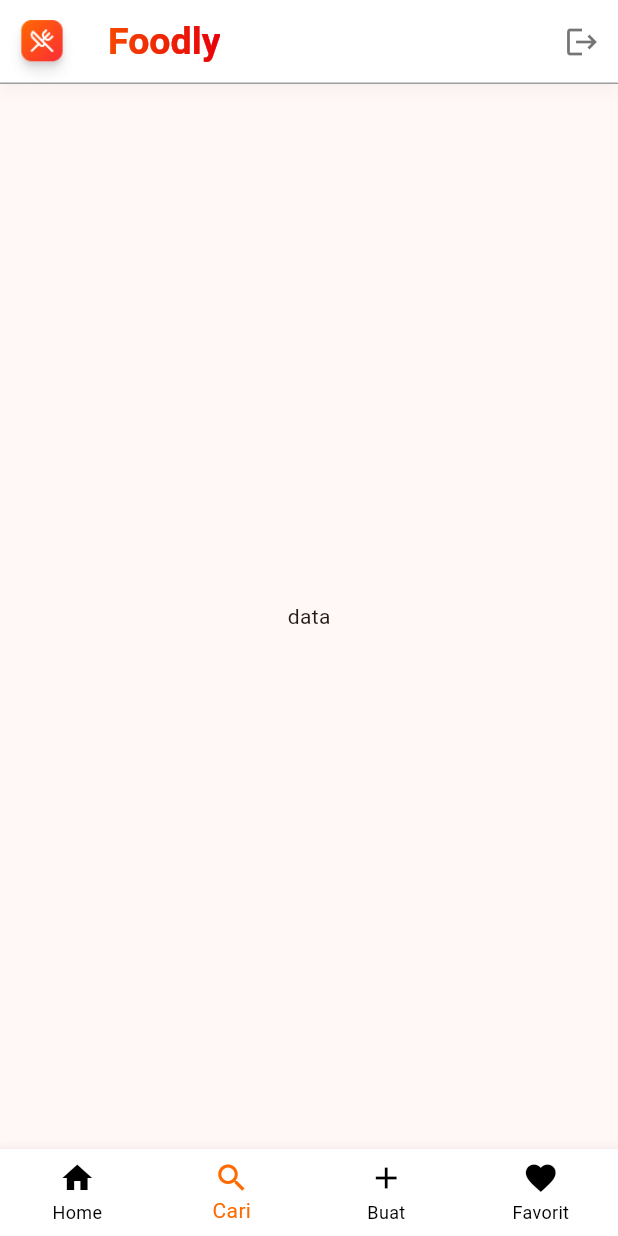
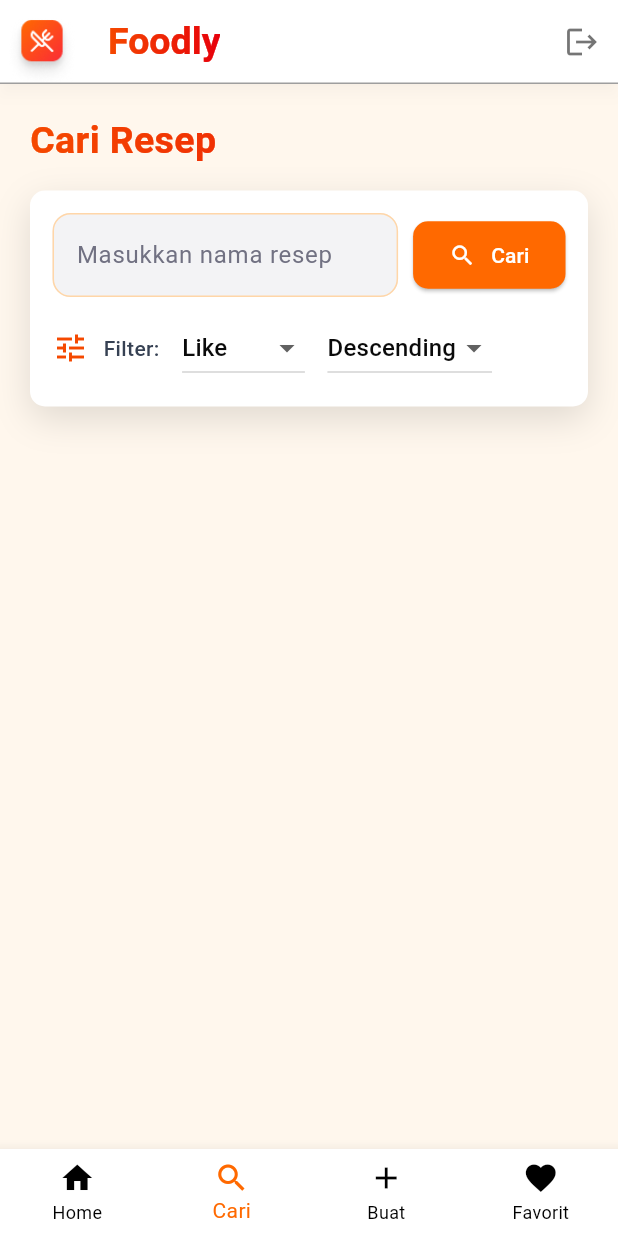
Before and after one commit to raviaja/FoodLyMobile, a Flutter app: the MainPage screen opened directly, item 2 of the bottom bar chosen, on a phone screen of 412 x 824 dp. Run offline on Flutter 3.47's test engine with Material 3 defaults, Android fonts, the phone set to English and light mode, and no system bars; our stand-ins replace dio, shared_preferences; accounts and stored records are empty; network calls fail.

Commit message:
- selesai menambahkan fitur search

```diff
--- a/lib/features/homescreen/services/recipe_service.dart
+++ b/lib/features/homescreen/services/recipe_service.dart
@@ -5,23 +5,37 @@ import 'package:http/http.dart' as http;
 import '../model/recipe_model.dart';
 
 class RecipeService {
-  Future <List<Recipe>> getTop5() async {
+  Future<List<Recipe>> getTop5() async {
+    final response = await http.get(
+      Uri.parse('http://10.0.2.2:8000/api/recipes/top/best'),
+    );
+
+    if (response.statusCode == 200) {
+      final List data = jsonDecode(response.body);
+
+      return data.map((json) => Recipe.fromJson(json)).toList();
+    }
+
+    throw Exception('Failed to load recipes');
+  }
+
+  Future<List<Recipe>> searchRecipe(
+    String name,
+    String kategori,
+    String urutan,
+  ) async {
     final response = await http.get(
       Uri.parse(
-        'http://10.0.2.2:8000/api/recipes/top/best',
+        'http://10.0.2.2:8000/api/recipes?search=$name&kategori=$kategori&sort=$urutan',
       ),
     );
 
     if (response.statusCode == 200) {
+      final Map<String, dynamic> result = jsonDecode(response.body);
 
-      final List data =
-          jsonDecode(response.body);
+      final List data = result['data'];
 
-      return data
-          .map(
-            (json) => Recipe.fromJson(json),
-          )
-          .toList();
+      return data.map((json) => Recipe.fromJson(json)).toList();
     }
 
     throw Exception('Failed to load recipes');
--- /dev/null
+++ b/lib/features/searchscreen/pages/searchpage.dart
@@ -0,0 +1,236 @@
+import 'package:flutter/material.dart';
+import 'package:foodly_mobile_frontend/features/homescreen/services/recipe_service.dart';
+import 'package:foodly_mobile_frontend/features/homescreen/model/recipe_model.dart';
+import 'package:foodly_mobile_frontend/features/homescreen/widgets/recipe_card.dart';
+
+class SearchPage extends StatefulWidget {
+  const SearchPage({super.key});
+
+  @override
+  State<SearchPage> createState() => _SearchPageState();
+}
+
+class _SearchPageState extends State<SearchPage> {
+  final RecipeService recipeService = RecipeService();
+
+  List<Recipe> searchResult = [];
+
+  final TextEditingController inputController =
+      TextEditingController();
+
+  Future<void> searchForRecipe(String nama, String kategori, String urutan) async {
+    final result = await recipeService.searchRecipe(nama, kategori, urutan);
+
+    setState(() {
+      searchResult = result;
+    });
+  }
+
+  String kategori = "Like";
+
+  String urutan = "Descending";
+
+  @override
+  Widget build(BuildContext context) {
+    return SafeArea(
+      child: Container(
+        padding: EdgeInsets.only(top: 20, left: 20, right: 20),
+        width: double.infinity,
+        decoration: BoxDecoration(color: Color(0xFFFFF7ED)),
+
+        child: Column(
+          crossAxisAlignment: CrossAxisAlignment.start,
+          children: [
+            Row(
+              spacing: 10,
+              children: [
+                Expanded(
+                  child: ShaderMask(
+                    shaderCallback: (bounds) =>
+                        const LinearGradient(
+                          colors: [Color(0xFFF54900), Color(0xFFE7000B)],
+                        ).createShader(
+                          Rect.fromLTWH(0, 0, bounds.width, bounds.height),
+                        ),
+
+                    child: const Text(
+                      'Cari Resep',
+                      style: TextStyle(
+                        fontSize: 25,
+                        fontWeight: FontWeight.bold,
+                        color: Colors.white,
+                      ),
+                    ),
+                  ),
+                ),
+              ],
+            ),
+
+            SizedBox(height: 15),
+
+            Container(
+              padding: EdgeInsets.all(15),
+              decoration: BoxDecoration(
+                color: Colors.white,
+                borderRadius: BorderRadius.circular(10),
+                boxShadow: [
+                  BoxShadow(
+                    color: Colors.black12,
+                    blurRadius: 20,
+                    offset: Offset(0, 8),
+                  ),
+                ],
+              ),
+              child: Column(
+                children: [
+                  Row(
+                    children: [
+                      Expanded(
+                        child: TextField(
+                          controller: inputController,
+                          decoration: InputDecoration(
+                            labelText: "Masukkan nama resep",
+                            // warna background input
+                            filled: true,
+                            fillColor: Color(0xFFF3F3F5),
+
+                            // warna label text
+                            labelStyle: TextStyle(color: Color(0xFF717182)),
+
+                            // border normal
+                            enabledBorder: OutlineInputBorder(
+                              borderSide: BorderSide(
+                                color: Color(0xFFFFD6A8),
+                                width: 1,
+                              ),
+                              borderRadius: BorderRadius.circular(12),
+                            ),
+
+                            // border saat diklik/focus
+                            focusedBorder: OutlineInputBorder(
+                              borderSide: BorderSide(
+                                color: Color(0xFFFFD6A8),
+                                width: 1,
+                              ),
+                              borderRadius: BorderRadius.circular(12),
+                            ),
+                          ),
+                        ),
+                      ),
+
+                      SizedBox(width: 10),
+
+                      ElevatedButton(
+                        style: ElevatedButton.styleFrom(
+                          minimumSize: Size(0, 45),
+                          backgroundColor: Color(0xFFFF6900),
+                          shape: RoundedRectangleBorder(
+                            borderRadius: BorderRadius.circular(10),
+                          ),
+                        ),
+                        onPressed: () {
+                          String input = inputController.text;
+                          searchForRecipe(input, kategori, urutan);
+                        },
+                        child: Row(
+                          //mainAxisAlignment: MainAxisAlignment.spaceBetween,
+                          children: [
+                            Icon(Icons.search, color: Colors.white),
+                            SizedBox(width: 10),
+                            Text("Cari", style: TextStyle(color: Colors.white), ),
+                          ],
+                        ),
+                      ),
+                    ],
+                  ),
+
+                  SizedBox(height: 10),
+
+                  Row(
+                    children: [
+                      Icon(Icons.tune, color: Color(0xFFF54900)),
+                      SizedBox(width: 10),
+                      Text(
+                        "Filter:",
+                        style: TextStyle(
+                          color: Color(0xFF364153),
+                          fontWeight: FontWeight.w500,
+                        ),
+                      ),
+
+                      SizedBox(width: 15),
+
+                      DropdownButton<String>(
+                        value: kategori,
+                        items: ["Like", "Tanggal", "Kalori"]
+                            .map(
+                              (item) => DropdownMenuItem(
+                                value: item,
+                                child: Text(
+                                  item,
+                                  style: TextStyle(color: Color(0xFF0A0A0A)),
+                                ),
+                              ),
+                            )
+                            .toList(),
+                        onChanged: (value) {
+                          setState(() {
+                            kategori = value!;
+                          });
+                        },
+                      ),
+
+                      SizedBox(width: 15),
+
+                      DropdownButton<String>(
+                        value: urutan,
+                        items: ["Descending", "Ascending"]
+                            .map(
+                              (item) => DropdownMenuItem(
+                                value: item,
+                                child: Text(
+                                  item,
+                                  style: TextStyle(color: Color(0xFF0A0A0A)),
+                                ),
+                              ),
+                            )
+                            .toList(),
+                        onChanged: (value) {
+                          setState(() {
+                            urutan = value!;
+                          });
+                        },
+                      ),
+                    ],
+                  ),
+                ],
+              ),
+            ),
+
+            SizedBox(height: 15),
+
+            Expanded(
+              child: ListView.separated(
+                itemCount: searchResult.length,
+                itemBuilder: (context, index) {
+                  final Recipe recipe = searchResult[index];
+
+                  return RecipeCard(
+                    name: recipe.title,
+                    user: recipe.user.name,
+                    like: recipe.likesCount,
+                    createdAt: recipe.createdAt,
+                    calories: recipe.calories,
+                  );
+                },
+                separatorBuilder: (context, index) {
+                  return const SizedBox(height: 15);
+                },
+              ),
+            ),
+          ],
+        ),
+      ),
+    );
+  }
+}
--- a/lib/features/searchscreen/presentation/searchpage.dart
+++ /dev/null
@@ -1,10 +0,0 @@
-import 'package:flutter/material.dart';
-
-class SearchPage extends StatelessWidget {
-  const SearchPage({super.key});
-
-  @override
-  Widget build(BuildContext context) {
-    return Center(child: Text("data"),);
-  }
-}
--- a/lib/main.dart
+++ b/lib/main.dart
@@ -2,7 +2,7 @@ import 'package:flutter/material.dart';
 import 'package:shared_preferences/shared_preferences.dart'; // 1. Import SharedPreferences
 
 import 'package:foodly_mobile_frontend/features/homescreen/pages/homepage.dart';
-import 'package:foodly_mobile_frontend/features/searchscreen/presentation/searchpage.dart';
+import 'package:foodly_mobile_frontend/features/searchscreen/pages/searchpage.dart';
 import 'package:foodly_mobile_frontend/screens/login_screen.dart'; // 2. Pastikan path ini sesuai dengan folder Anda
 
 void main() async {
@@ -34,7 +34,7 @@ class MyApp extends StatelessWidget {
       // 6. LOGIKA ROUTING UTAMA:
       // Jika isLoggedIn true -> masuk ke MainPage (yang ada navbar)
       // Jika isLoggedIn false -> masuk ke LoginScreen
-      home: isLoggedIn ? const MainPage() : const LoginScreen(),
+      home: const MainPage(),
     );
   }
 }
```
Also changed, not shown: 1 other file.
